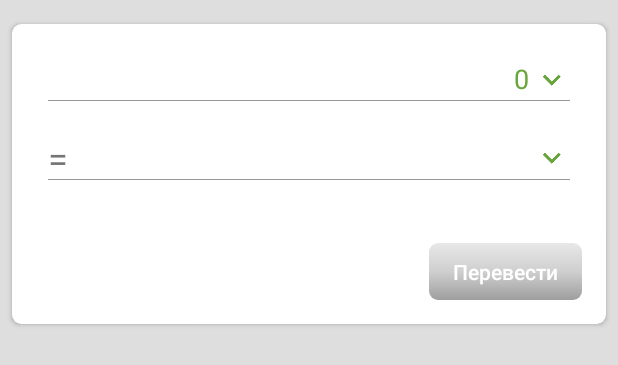
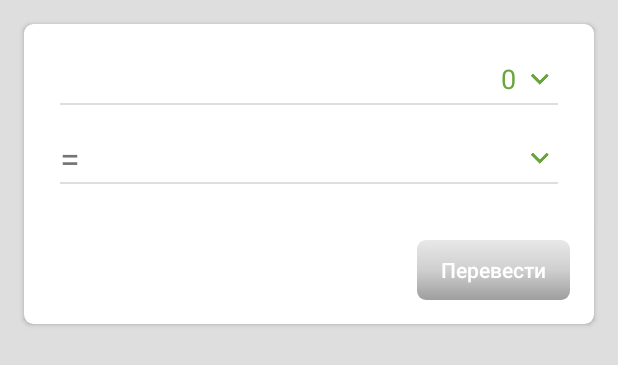
Before and after one commit to tonyaytlo/cbr, an Android app: the layout activity_main.xml on its own in the app's theme, with its tools: preview values and no code run, on a phone screen of 412 x 824 dp. Shown: the top 365 px of the screen. Run offline under Robolectric (Android 15) with nearby library versions, the phone set to English and light mode, and no system bars.

Commit message:
refactoring size in dimens

```diff
--- a/app/src/main/java/com/dev/anton/cbr/presentation/view/CurrencyConvertView.java
+++ b/app/src/main/java/com/dev/anton/cbr/presentation/view/CurrencyConvertView.java
@@ -49,7 +49,7 @@ public class CurrencyConvertView extends CardView {
     }
 
     private void init(AttributeSet atttrs) {
-        setRadius(getContext().getResources().getDimension(R.dimen.card_corner_radius));
+        setRadius(getContext().getResources().getDimension(R.dimen.corner_radius));
         inflate(getContext(), R.layout.currency_exchange_view_big, this);
 
         etCurrencyFrom = findViewById(R.id.etCurrencyFrom);
--- a/app/src/main/res/drawable/btn_shape_active.xml
+++ b/app/src/main/res/drawable/btn_shape_active.xml
@@ -1,7 +1,7 @@
 <?xml version="1.0" encoding="utf-8"?>
 <shape xmlns:android="http://schemas.android.com/apk/res/android"
     android:shape="rectangle">
-    <corners android:radius="6dp" />
+    <corners android:radius="@dimen/corner_radius" />
     <gradient
         android:angle="270"
         android:centerColor="#e87600"
--- a/app/src/main/res/drawable/btn_shape_disabled.xml
+++ b/app/src/main/res/drawable/btn_shape_disabled.xml
@@ -1,7 +1,7 @@
 <?xml version="1.0" encoding="utf-8"?>
 <shape xmlns:android="http://schemas.android.com/apk/res/android"
     android:shape="rectangle">
-    <corners android:radius="6dp" />
+    <corners android:radius="@dimen/corner_radius" />
     <gradient
         android:angle="270"
         android:centerColor="#CFCFCF"
--- a/app/src/main/res/drawable/btn_shape_normal.xml
+++ b/app/src/main/res/drawable/btn_shape_normal.xml
@@ -1,7 +1,7 @@
 <?xml version="1.0" encoding="utf-8"?>
 <shape xmlns:android="http://schemas.android.com/apk/res/android"
     android:shape="rectangle">
-    <corners android:radius="6dp" />
+    <corners android:radius="@dimen/corner_radius" />
     <gradient
         android:angle="270"
         android:centerColor="#F3AD00"
--- a/app/src/main/res/layout/activity_main.xml
+++ b/app/src/main/res/layout/activity_main.xml
@@ -10,17 +10,16 @@
     <com.dev.anton.cbr.presentation.view.CurrencyConvertView
         android:id="@+id/ccCurrencyConvert"
         android:layout_width="0dp"
-        android:layout_height="200dp"
-        android:layout_marginStart="8dp"
-        android:layout_marginTop="16dp"
-        android:layout_marginEnd="8dp"
-        android:layout_marginBottom="8dp"
+        android:layout_height="@dimen/currency_convert_height"
+        android:layout_marginStart="@dimen/activity_horizontal_margin"
+        android:layout_marginTop="@dimen/activity_vertical_margin"
+        android:layout_marginEnd="@dimen/activity_horizontal_margin"
+        android:layout_marginBottom="@dimen/activity_vertical_margin"
         app:layout_constraintBottom_toBottomOf="parent"
         app:layout_constraintEnd_toEndOf="parent"
         app:layout_constraintStart_toStartOf="parent"
         app:layout_constraintTop_toTopOf="parent"
         app:layout_constraintVertical_bias="0.0" />
-
 
     <com.dev.anton.cbr.presentation.view.LoadingView
         android:id="@+id/lvLoading"
@@ -32,16 +31,11 @@
         app:layout_constraintStart_toStartOf="@+id/ccCurrencyConvert"
         app:layout_constraintTop_toTopOf="@+id/ccCurrencyConvert" />
 
-
     <Button
         android:id="@+id/btnRetry"
         style="@style/ButtonBase"
         android:layout_width="wrap_content"
         android:layout_height="@dimen/button_height"
-        android:layout_marginStart="8dp"
-        android:layout_marginTop="8dp"
-        android:layout_marginEnd="8dp"
-        android:layout_marginBottom="8dp"
         android:text="@string/retry"
         android:textAllCaps="false"
         android:visibility="gone"
@@ -54,7 +48,7 @@
         android:id="@+id/tvErrorRetry"
         android:layout_width="wrap_content"
         android:layout_height="wrap_content"
-        android:layout_marginBottom="8dp"
+        android:layout_marginBottom="@dimen/margin_padding_small"
         android:text="@string/error_retry_request"
         android:visibility="gone"
         app:layout_constraintBottom_toTopOf="@+id/btnRetry"
--- a/app/src/main/res/layout/currency_exchange_view_big.xml
+++ b/app/src/main/res/layout/currency_exchange_view_big.xml
@@ -3,7 +3,7 @@
     xmlns:tools="http://schemas.android.com/tools"
     android:layout_width="match_parent"
     android:layout_height="match_parent"
-    android:padding="16dp"
+    android:padding="@dimen/margin_padding_normal"
     tools:context=".presentation.view.activity.MainActivity">
 
     <com.dev.anton.cbr.presentation.view.CurrencyEditText
@@ -11,8 +11,8 @@
         style="@style/CurrencyEditText"
         android:layout_width="0dp"
         android:layout_height="wrap_content"
-        android:layout_marginStart="8dp"
-        android:layout_marginTop="8dp"
+        android:layout_marginStart="@dimen/margin_padding_small"
+        android:layout_marginTop="@dimen/margin_padding_small"
         app:layout_constraintEnd_toStartOf="@+id/srCurrencyFrom"
         app:layout_constraintHorizontal_bias="0.5"
         app:layout_constraintStart_toStartOf="parent"
@@ -22,13 +22,13 @@
         android:id="@+id/tvCurrencyTo"
         android:layout_width="0dp"
         android:layout_height="wrap_content"
-        android:layout_marginStart="3dp"
-        android:layout_marginEnd="3dp"
+        android:layout_marginStart="@dimen/margin_padding_tiny"
+        android:layout_marginEnd="@dimen/margin_padding_tiny"
         android:ellipsize="marquee"
         android:singleLine="true"
         android:textAlignment="textEnd"
         android:textColor="@color/colorAccent"
-        android:textSize="18sp"
+        android:textSize="@dimen/text_size_xxnormal"
         app:layout_constraintBottom_toBottomOf="@+id/tvEqual"
         app:layout_constraintEnd_toStartOf="@+id/srCurrencyTo"
         app:layout_constraintStart_toEndOf="@+id/tvEqual"
@@ -38,9 +38,8 @@
         android:id="@+id/srCurrencyFrom"
         android:layout_width="wrap_content"
         android:layout_height="wrap_content"
-        android:layout_marginStart="3dp"
-        android:layout_marginTop="1dp"
-        android:layout_marginEnd="8dp"
+        android:layout_marginStart="@dimen/margin_padding_tiny"
+        android:layout_marginEnd="@dimen/margin_padding_small"
         android:background="@drawable/spinner_bg"
         app:layout_constraintBottom_toBottomOf="@+id/etCurrencyFrom"
         app:layout_constraintEnd_toEndOf="parent"
@@ -51,7 +50,7 @@
         android:id="@+id/srCurrencyTo"
         android:layout_width="wrap_content"
         android:layout_height="wrap_content"
-        android:layout_marginEnd="8dp"
+        android:layout_marginEnd="@dimen/margin_padding_small"
         android:background="@drawable/spinner_bg"
         app:layout_constraintBottom_toBottomOf="@+id/tvCurrencyTo"
         app:layout_constraintEnd_toEndOf="parent"
@@ -61,8 +60,8 @@
         android:id="@+id/ivClock"
         android:layout_width="wrap_content"
         android:layout_height="wrap_content"
-        android:layout_marginStart="8dp"
-        android:layout_marginTop="8dp"
+        android:layout_marginStart="@dimen/margin_padding_small"
+        android:layout_marginTop="@dimen/margin_padding_small"
         android:src="@drawable/ic_clock_alert_outline_black_18dp"
         android:tint="@color/colorWarning"
         android:visibility="gone"
@@ -75,11 +74,11 @@
         android:id="@+id/tvDesc"
         android:layout_width="wrap_content"
         android:layout_height="wrap_content"
-        android:layout_marginStart="4dp"
+        android:layout_marginStart="@dimen/margin_padding_tiny"
         android:ellipsize="marquee"
         android:singleLine="true"
         android:textColor="@color/colorDescriptionText"
-        android:textSize="11sp"
+        android:textSize="@dimen/text_size_small"
         android:visibility="gone"
         app:layout_constraintBottom_toBottomOf="@+id/ivClock"
         app:layout_constraintStart_toEndOf="@+id/ivClock"
@@ -89,9 +88,9 @@
         android:id="@+id/tvEqual"
         android:layout_width="wrap_content"
         android:layout_height="wrap_content"
-        android:layout_marginTop="24dp"
+        android:layout_marginTop="@dimen/margin_padding_large"
         android:text="@string/equal"
-        android:textSize="24sp"
+        android:textSize="@dimen/text_size_large"
         app:layout_constraintStart_toStartOf="@+id/etCurrencyFrom"
         app:layout_constraintTop_toBottomOf="@+id/etCurrencyFrom" />
 
@@ -107,10 +106,10 @@
         style="@style/ButtonBase"
         android:layout_width="wrap_content"
         android:layout_height="@dimen/button_height"
-        android:layout_marginTop="24dp"
+        android:layout_marginTop="@dimen/margin_padding_large"
         android:enabled="false"
-        android:paddingLeft="16dp"
-        android:paddingRight="16dp"
+        android:paddingLeft="@dimen/margin_padding_normal"
+        android:paddingRight="@dimen/margin_padding_normal"
         android:text="@string/convert"
         app:layout_constraintBottom_toBottomOf="parent"
         app:layout_constraintEnd_toEndOf="parent"
@@ -118,20 +117,20 @@
         app:layout_constraintVertical_bias="1.0" />
 
     <View
-        android:id="@+id/view"
+        android:id="@+id/vDivider1"
         android:layout_width="0dp"
-        android:layout_height="0.4dp"
-        android:layout_marginTop="2dp"
+        android:layout_height="@dimen/divider_height"
+        android:layout_marginTop="@dimen/margin_padding_tiny"
         android:background="@color/colorDivider"
         app:layout_constraintEnd_toEndOf="@+id/srCurrencyFrom"
         app:layout_constraintStart_toStartOf="@+id/etCurrencyFrom"
         app:layout_constraintTop_toBottomOf="@+id/etCurrencyFrom" />
 
     <View
-        android:id="@+id/view2"
+        android:id="@+id/vDivider2"
         android:layout_width="0dp"
-        android:layout_height="0.4dp"
-        android:layout_marginTop="2dp"
+        android:layout_height="@dimen/divider_height"
+        android:layout_marginTop="@dimen/margin_padding_tiny"
         android:background="@color/colorDivider"
         app:layout_constraintEnd_toEndOf="@+id/srCurrencyTo"
         app:layout_constraintStart_toStartOf="@+id/etCurrencyFrom"
--- a/app/src/main/res/layout/spinner_item.xml
+++ b/app/src/main/res/layout/spinner_item.xml
@@ -3,5 +3,5 @@
     android:id="@+id/simple_spinner_text_quantity"
     android:layout_width="match_parent"
     android:layout_height="match_parent"
-    android:paddingEnd="20dp"
-    android:textSize="17sp" />
+    android:paddingEnd="@dimen/margin_padding_xnormal"
+    android:textSize="@dimen/text_size_xnormal" />
--- a/app/src/main/res/values/colors.xml
+++ b/app/src/main/res/values/colors.xml
@@ -5,7 +5,7 @@
     <color name="colorAccent">#68a63c</color>
 
     <color name="colorDescriptionText">#7B7B7B</color>
-    <color name="colorDivider">#979797</color>
+    <color name="colorDivider">#dedede</color>
     <color name="colorWarning">#ffcc00</color>
     <color name="colorTextButton">#ffffff</color>
     <color name="colorBackgroundGray">#dedede</color>
--- a/app/src/main/res/values/dimens.xml
+++ b/app/src/main/res/values/dimens.xml
@@ -1,5 +1,26 @@
 <?xml version="1.0" encoding="utf-8"?>
 <resources>
-    <dimen name="button_height">38dp</dimen>
-    <dimen name="card_corner_radius">6dp</dimen>
+    <!-- Default screen margins, per the Android Design guidelines. -->
+    <dimen name="activity_horizontal_margin">16dp</dimen>
+    <dimen name="activity_vertical_margin">16dp</dimen>
+    <!-- Text Size -->
+    <dimen name="text_size_small">12sp</dimen>
+    <dimen name="text_size_normal">13sp</dimen>
+    <dimen name="text_size_xnormal">16sp</dimen>
+    <dimen name="text_size_xxnormal">18sp</dimen>
+    <dimen name="text_size_large">24sp</dimen>
+    <!-- Margin & padding -->
+    <dimen name="margin_padding_tiny">4dp</dimen>
+    <dimen name="margin_padding_xtiny">6dp</dimen>
+    <dimen name="margin_padding_small">8dp</dimen>
+    <dimen name="margin_padding_xsmall">12dp</dimen>
+    <dimen name="margin_padding_normal">16dp</dimen>
+    <dimen name="margin_padding_xnormal">20dp</dimen>
+    <dimen name="margin_padding_large">24dp</dimen>
+
+    <dimen name="corner_radius">6dp</dimen>
+    <dimen name="divider_height">1dp</dimen>
+
+    <dimen name="button_height">40dp</dimen>
+    <dimen name="currency_convert_height">200dp</dimen>
 </resources>
--- a/app/src/main/res/values/strings.xml
+++ b/app/src/main/res/values/strings.xml
@@ -4,7 +4,7 @@
     <!-- CurrencyConvertView text -->
     <string name="convert">Перевести</string>
     <string name="equal">=</string>
-    <string name="date_update_format">Дата обновления: %s</string>
+    <string name="date_update_format">Курс от %s</string>
     <!-- Error messages -->
     <string name="error_currency_info_not_found">Не удалось получить данные о валютах</string>
     <string name="error_unknown">Неизвестная ошибка</string>
```
Also changed, not shown: app/src/main/res/layout/currency_exchange_view.xml (+19 -21 lines).
